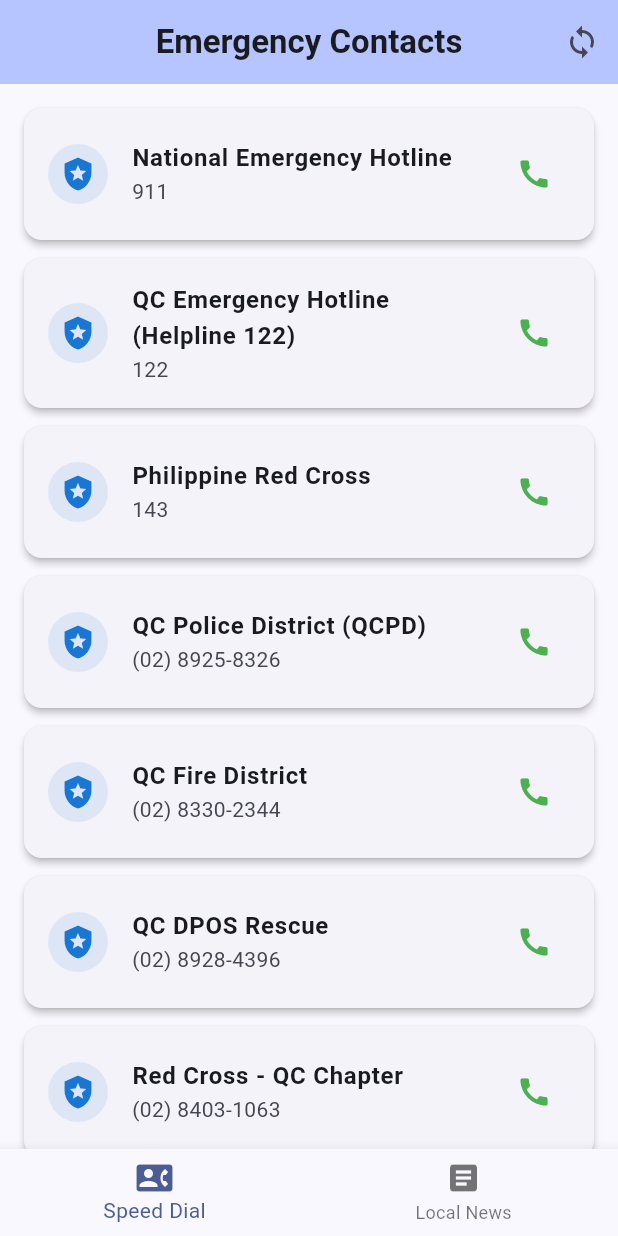
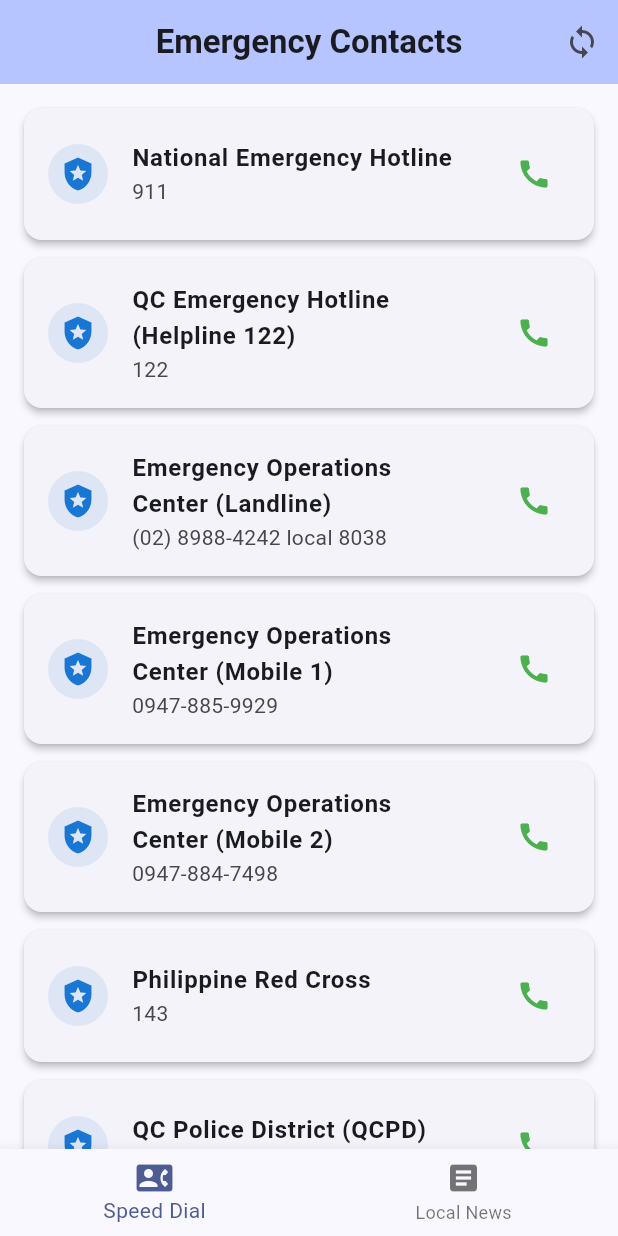
Before and after one commit to alfieprojectsdev/tawag-tugon-api, a Flutter app: the screen it shows after launch, on a phone screen of 412 x 824 dp. Run offline on Flutter 3.47's test engine with Material 3 defaults, Android fonts, the phone set to English and light mode, and no system bars; our stand-ins replace sqflite; accounts and stored records are empty.

Commit message:
Update emergency contact directory: EOC, Brgy San Vicente (#2)
- Add Emergency Operations Center (landline + 2 mobile numbers) as
  new high-priority Emergency contacts
- Correct Barangay San Vicente Hall's phone number to (02) 8523-9330
- QC Helpline 122 was already present and unchanged

Mirrored in both the backend seed (seed_qc.py) and the Flutter app's
bundled seed data (lib/seed_data.dart) per repo convention.

Co-authored-by: Claude <noreply@anthropic.com>

```diff
--- a/tawag_tugon_app/lib/seed_data.dart
+++ b/tawag_tugon_app/lib/seed_data.dart
@@ -22,6 +22,30 @@ const List<Map<String, dynamic>> seedContacts = [
     'phone_number': '122',
     'category': 'Emergency',
     'priority': 95,
+    'protocol': 'tel',
+    'tenant_id': 1,
+  },
+  {
+    'name': 'Emergency Operations Center (Landline)',
+    'phone_number': '(02) 8988-4242 local 8038',
+    'category': 'Emergency',
+    'priority': 94,
+    'protocol': 'tel',
+    'tenant_id': 1,
+  },
+  {
+    'name': 'Emergency Operations Center (Mobile 1)',
+    'phone_number': '0947-885-9929',
+    'category': 'Emergency',
+    'priority': 93,
+    'protocol': 'tel',
+    'tenant_id': 1,
+  },
+  {
+    'name': 'Emergency Operations Center (Mobile 2)',
+    'phone_number': '0947-884-7498',
+    'category': 'Emergency',
+    'priority': 92,
     'protocol': 'tel',
     'tenant_id': 1,
   },
@@ -83,7 +107,7 @@ const List<Map<String, dynamic>> seedContacts = [
   },
   {
     'name': 'Barangay San Vicente Hall',
-    'phone_number': '(02) 8441-5644',
+    'phone_number': '(02) 8523-9330',
     'category': 'Barangay',
     'priority': 50,
     'protocol': 'tel',
```
Also changed, not shown: 1 other file.
